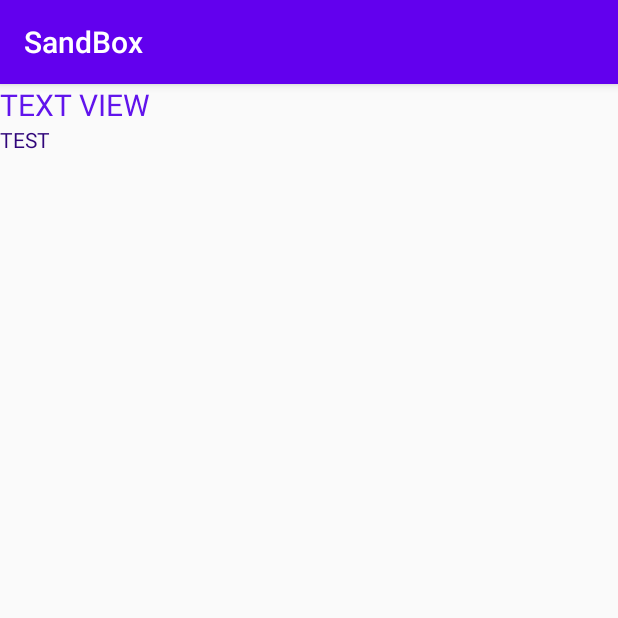
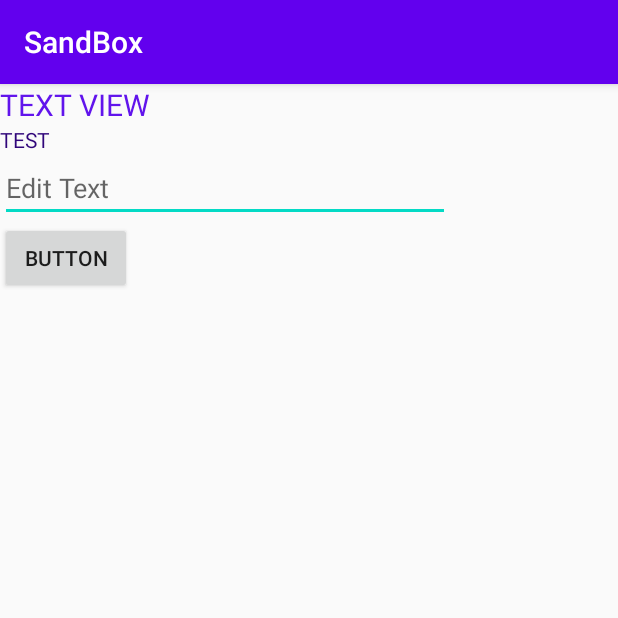
Before and after one commit to Nevaland/Android_SandBox, an Android app: the screen it shows after launch (MainActivity), on a phone screen of 412 x 824 dp, the top half of it. Run offline under Robolectric (Android 15) with nearby library versions, the phone set to English and light mode, and no system bars.

Commit message:
Add edit text, button

```diff
--- a/app/src/main/java/com/nevaland/sandbox/MainActivity.java
+++ b/app/src/main/java/com/nevaland/sandbox/MainActivity.java
@@ -3,12 +3,30 @@ package com.nevaland.sandbox;
 import androidx.appcompat.app.AppCompatActivity;
 
 import android.os.Bundle;
+import android.view.View;
+import android.widget.Button;
+import android.widget.EditText;
 
 public class MainActivity extends AppCompatActivity {
+
+    EditText et_id;
+    Button btn_test;
 
     @Override
     protected void onCreate(Bundle savedInstanceState) {
         super.onCreate(savedInstanceState);
         setContentView(R.layout.activity_main);
+
+        et_id = findViewById(R.id.et_id);
+        btn_test = findViewById(R.id.btn_test);
+
+        btn_test.setOnClickListener(new View.OnClickListener() {
+            @Override
+            public void onClick(View v) {
+                et_id.setText("onClick TEST");
+            }
+        });
+
+
     }
 }
--- a/app/src/main/res/layout/activity_main.xml
+++ b/app/src/main/res/layout/activity_main.xml
@@ -20,4 +20,16 @@
         android:textColor="#30067A"
         android:text="TEST" />
 
+<!--    EditText-->
+    <EditText
+        android:id="@+id/et_id"
+        android:layout_width="300dp"
+        android:layout_height="wrap_content"
+        android:hint="Edit Text"/>
+    <Button
+        android:id="@+id/btn_test"
+        android:layout_width="wrap_content"
+        android:layout_height="wrap_content"
+        android:text="Button"/>
+
 </LinearLayout>
```
